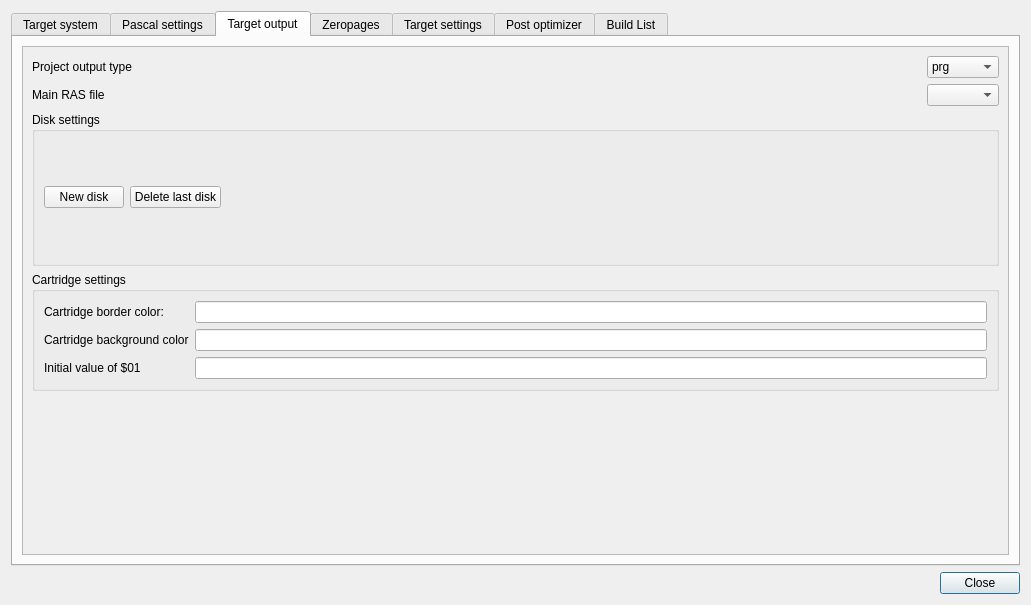
The window that source/dialogprojectsettings.ui (leuat/TRSE) describes before a commit, drawn with Qt 5.
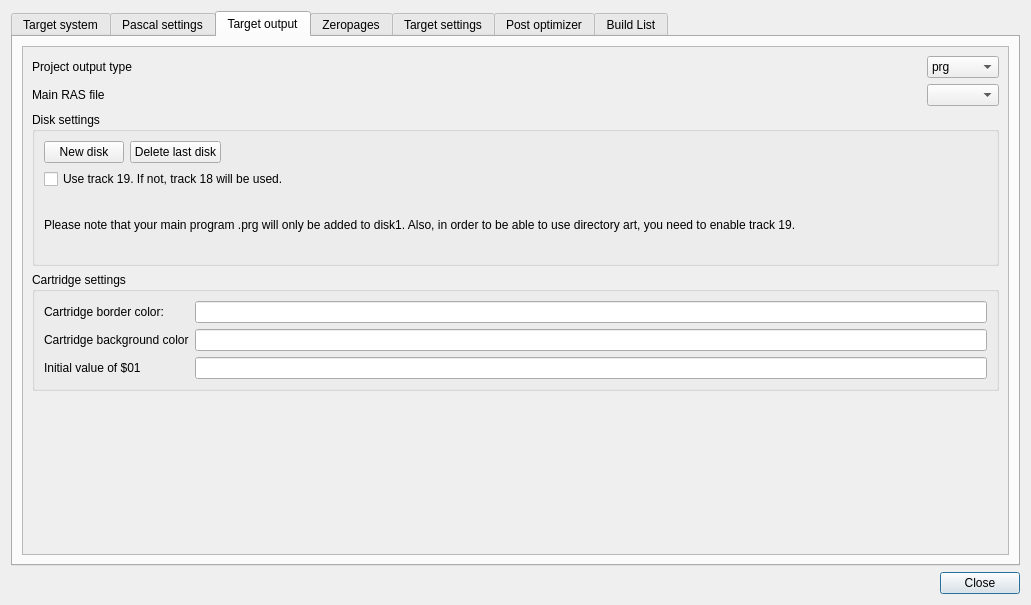
The same window after the commit.

Commit message: Fixed up new disk system, plus demo effect tutorial

Diff of the .ui file:
```diff
--- a/source/dialogprojectsettings.ui
+++ b/source/dialogprojectsettings.ui
@@ -1308,10 +1308,17 @@
                <property name="title">
                 <string>Disk settings</string>
                </property>
-               <layout class="QGridLayout" name="gridLayout_38" rowstretch="3,0,0,0,0,0,0,0,0" columnstretch="6,0,0">
+               <layout class="QGridLayout" name="gridLayout_38" rowstretch="3,0,0,0,0,0,0,0" columnstretch="6">
                 <item row="5" column="0">
                  <layout class="QGridLayout" name="grdDisks"/>
                 </item>
+                <item row="7" column="0">
+                 <widget class="QLabel" name="label_2">
+                  <property name="text">
+                   <string>Please note that your main program .prg will only be added to disk1. Also, in order to be able to use directory art, you need to enable track 19.</string>
+                  </property>
+                 </widget>
+                </item>
                 <item row="0" column="0">
                  <layout class="QGridLayout" name="gridLayout_39">
                   <item row="0" column="1">
@@ -1343,6 +1350,13 @@
                   </item>
                  </layout>
                 </item>
+                <item row="6" column="0">
+                 <widget class="QCheckBox" name="chkTrack19">
+                  <property name="text">
+                   <string>Use track 19. If not, track 18 will be used.</string>
+                  </property>
+                 </widget>
+                </item>
                </layout>
               </widget>
              </item>
```
The commit also changes 12 other files.
